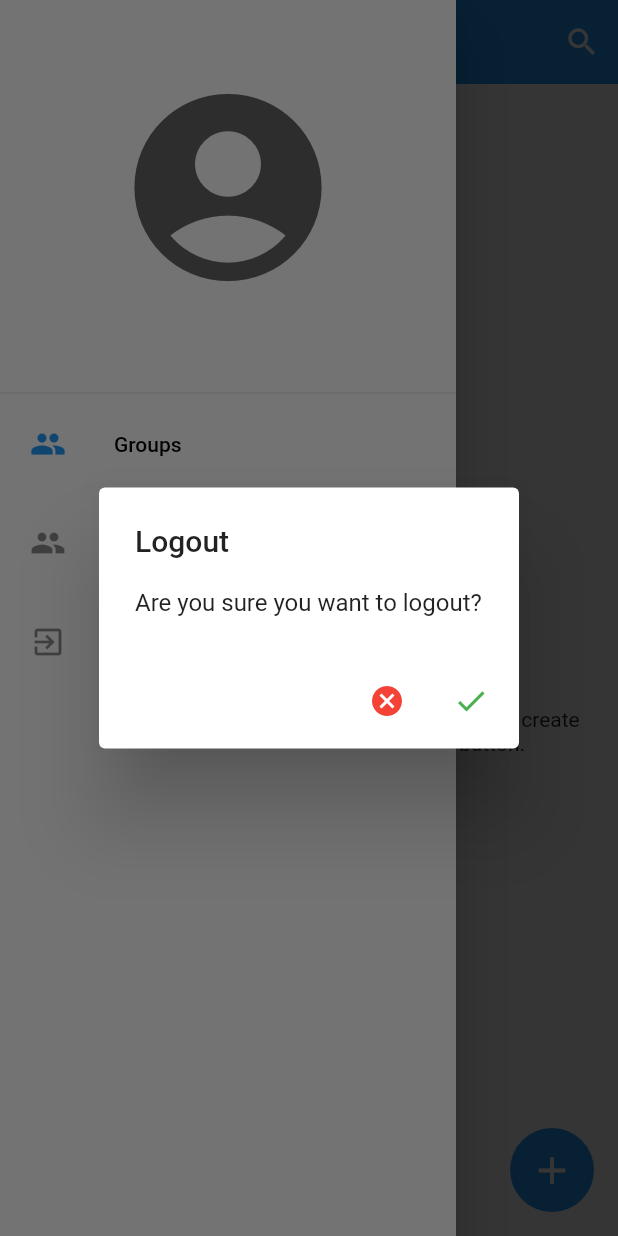
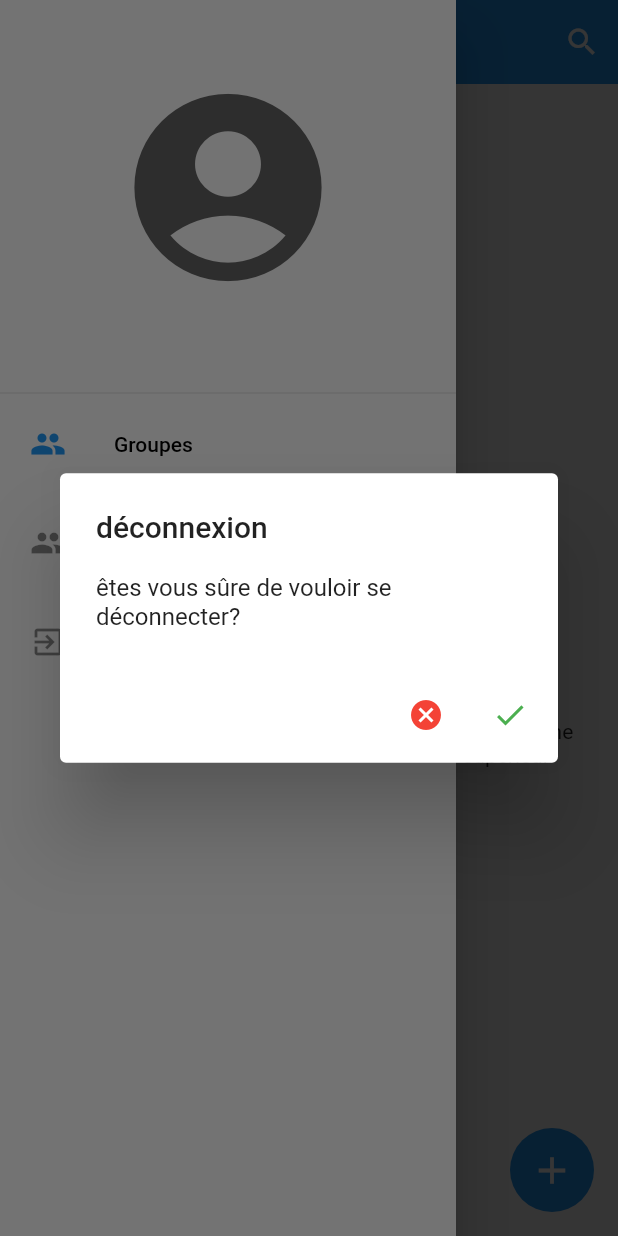
Before and after one commit to ababacarcisse/chatAPPWep, a Flutter app: the HomePage screen opened directly, in the side drawer, after a tap on the "add circle" icon, on a phone screen of 412 x 824 dp. Run offline on Flutter 3.47's test engine with Material 2 defaults, Android fonts, the phone set to English and light mode, and no system bars; our stand-ins replace cloud_firestore, firebase_auth, firebase_core, shared_preferences; missing offline and left inert: banner_listtile; accounts and stored records are empty; network calls fail.

Commit message:
deuxiéme comit

```diff
--- a/lib/ui/Pages/compenents/ListitleGroupe.dart
+++ b/lib/ui/Pages/compenents/ListitleGroupe.dart
@@ -62,12 +62,6 @@ class _ListGroupeTitleState extends State<ListGroupeTitle> {
             ),
             subtitle: Text("Rejoindre la discussion avec ${widget.name}",
                 style: const TextStyle(fontSize: 13, color: Colors.white)),
-            trailing: IconButton(
-                onPressed: () {},
-                icon: const Icon(
-                  Icons.delete_forever,
-                  color: Colors.red,
-                )),
           ),
         ),
       ),
--- a/lib/ui/Pages/groupe/GroupChatPage.dart
+++ b/lib/ui/Pages/groupe/GroupChatPage.dart
@@ -121,7 +121,7 @@ class _ChatPageState extends State<ChatPage> {
 //a@gmail.com
   chatMessages() {
     return StreamBuilder(
-      stream: chats!,
+        stream: chats,
         builder: (context, AsyncSnapshot snapshot) {
           return snapshot.hasData
               ? ListView.builder(
@@ -135,8 +135,7 @@ class _ChatPageState extends State<ChatPage> {
                   },
                 )
               : Container();
-      },
-    );
+        });
   }
 
   sendMessage() {
--- a/lib/ui/Pages/groupe/groupeInfo.dart
+++ b/lib/ui/Pages/groupe/groupeInfo.dart
@@ -142,12 +142,12 @@ class _GroupeInfoState extends State<GroupeInfo> {
               );
             } else {
               return const Center(
-                child: Text("NO MEMBERS"),
+                child: Text("PAS DE MEMBRES"),
               );
             }
           } else {
             return const Center(
-              child: Text("NO MEMBERS"),
+              child: Text("PAS De MEMBRES"),
             );
           }
         } else {
--- a/lib/ui/Pages/home/homePage.dart
+++ b/lib/ui/Pages/home/homePage.dart
@@ -78,7 +78,7 @@ class _HomePageState extends State<HomePage> {
         centerTitle: true,
         backgroundColor: Theme.of(context).primaryColor,
         title: const Text(
-          "Groups",
+          "Groupes",
           style: TextStyle(
               color: Colors.white, fontWeight: FontWeight.bold, fontSize: 27),
         ),
@@ -114,7 +114,7 @@ class _HomePageState extends State<HomePage> {
                 const EdgeInsets.symmetric(horizontal: 20, vertical: 5),
             leading: const Icon(Icons.group),
             title: const Text(
-              "Groups",
+              "Groupes",
               style: TextStyle(color: Colors.black),
             ),
           ),
@@ -142,8 +142,9 @@ class _HomePageState extends State<HomePage> {
                   context: context,
                   builder: (context) {
                     return AlertDialog(
-                      title: const Text("Logout"),
-                      content: const Text("Are you sure you want to logout?"),
+                      title: const Text("déconnexion "),
+                      content: const Text(
+                          "êtes vous sûre de vouloir se déconnecter?"),
                       actions: [
                         IconButton(
                           onPressed: () {
@@ -175,7 +176,7 @@ class _HomePageState extends State<HomePage> {
                 const EdgeInsets.symmetric(horizontal: 20, vertical: 5),
             leading: const Icon(Icons.exit_to_app),
             title: const Text(
-              "Logout",
+              "Déconnexion ",
               style: TextStyle(color: Colors.black),
             ),
           )
@@ -205,7 +206,7 @@ class _HomePageState extends State<HomePage> {
           return StatefulBuilder(builder: ((context, setState) {
             return AlertDialog(
               title: const Text(
-                "Create a group",
+                "Créer un groupe",
                 textAlign: TextAlign.left,
               ),
               content: Column(
@@ -246,7 +247,7 @@ class _HomePageState extends State<HomePage> {
                   },
                   style: ElevatedButton.styleFrom(
                       primary: Theme.of(context).primaryColor),
-                  child: const Text("CANCEL"),
+                  child: const Text("ANNULER"),
                 ),
                 ElevatedButton(
                   onPressed: () async {
@@ -268,7 +269,7 @@ class _HomePageState extends State<HomePage> {
                   },
                   style: ElevatedButton.styleFrom(
                       primary: Theme.of(context).primaryColor),
-                  child: const Text("CREATE"),
+                  child: const Text("C'éer"),
                 )
               ],
             );
@@ -280,7 +281,7 @@ class _HomePageState extends State<HomePage> {
     return StreamBuilder(
       stream: groups,
       builder: (context, AsyncSnapshot snapshot) {
-// make some checks
+// afficher les groupes
         if (snapshot.hasData) {
           if (snapshot.data['groups'] != null) {
             if (snapshot.data['groups'].length != 0) {
@@ -335,7 +336,7 @@ class _HomePageState extends State<HomePage> {
             height: 20,
           ),
           const Text(
-            "You've not joined any groups, tap on the add icon to create a group or also search from top search button.",
+            "Vous n'avez rejoint aucun groupe, appuyez sur l'icône ajouter pour créer un groupe ou effectuez également une recherche à partir du bouton de recherche supérieur",
             textAlign: TextAlign.center,
           )
         ],
--- a/lib/ui/Pages/profil/Profile.dart
+++ b/lib/ui/Pages/profil/Profile.dart
@@ -60,7 +60,7 @@ class _ProfilePageState extends State<ProfilePage> {
                 const EdgeInsets.symmetric(horizontal: 20, vertical: 5),
             leading: const Icon(Icons.group),
             title: const Text(
-              "Groups",
+              "Groupes",
               style: TextStyle(color: Colors.black),
             ),
           ),
@@ -83,8 +83,9 @@ class _ProfilePageState extends State<ProfilePage> {
                   context: context,
                   builder: (context) {
                     return AlertDialog(
-                      title: const Text("Logout"),
-                      content: const Text("Are you sure you want to logout?"),
+                      title: const Text("Déconnexion"),
+                      content: const Text(
+                          "êtes vous sûre de vouloir se déconnecter?"),
                       actions: [
                         IconButton(
                           onPressed: () {
@@ -116,7 +117,7 @@ class _ProfilePageState extends State<ProfilePage> {
                 const EdgeInsets.symmetric(horizontal: 20, vertical: 5),
             leading: const Icon(Icons.exit_to_app),
             title: const Text(
-              "Logout",
+              "Déconnection",
               style: TextStyle(color: Colors.black),
             ),
           )
@@ -153,29 +154,6 @@ class _ProfilePageState extends State<ProfilePage> {
                 ),
               ),
             ),
-            Container(
-              margin: const EdgeInsets.only(top: 20.0),
-              child: const Text(
-                "About Me",
-                style: TextStyle(
-                  fontWeight: FontWeight.bold,
-                  fontSize: 20.0,
-                ),
-              ),
-            ),
-            Container(
-              margin: const EdgeInsets.only(top: 5.0),
-              child: const Text(
-                "Lorem ipsum dolor sit amet, consectetur adipiscing elit. "
-                "Vestibulum efficitur facilisis semper. Proin auctor odio quis "
-                "enim convallis, id rhoncus odio sollicitudin. Nam in enim "
-                "dignissim, dictum neque eu, dapibus magna. Sed vel velit vel "
-                "magna pellentesque facilisis a et leo.",
-                style: TextStyle(
-                  fontSize: 16.0,
-                ),
-              ),
-            ),
           ],
         ),
       ),
```
Also changed, not shown: 7 other files. Lines whose indentation alone changed are shown as unchanged.
